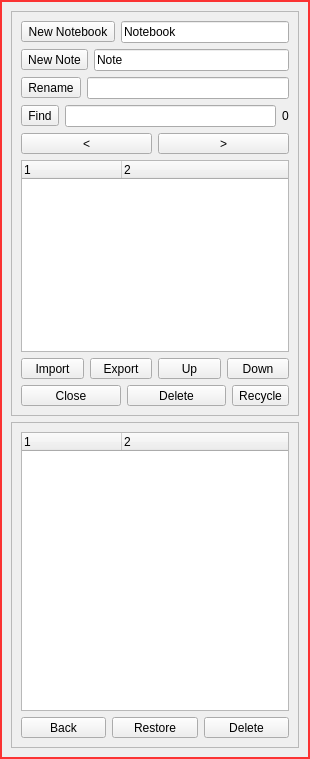
Above: src/NotesList.ui from ic005k/Knot-Legacy before the change. Below: the same form after it.
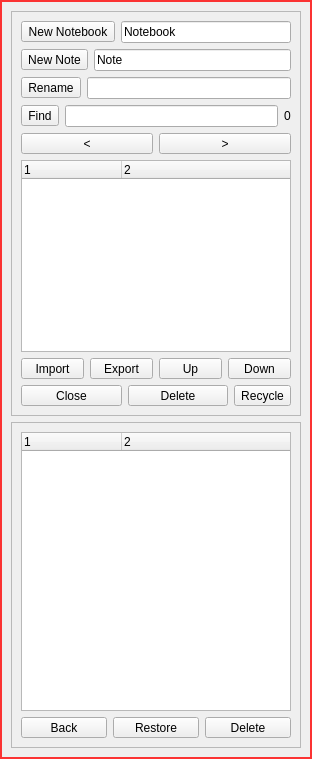
That is the form after the change. Icons and pictures are not drawn.

```diff
--- a/src/NotesList.ui
+++ b/src/NotesList.ui
@@ -6,7 +6,7 @@
    <rect>
     <x>0</x>
     <y>0</y>
-    <width>310</width>
+    <width>312</width>
     <height>759</height>
    </rect>
   </property>
```
Left out of the diff: 2 changed lines with no effect on the pictures.
